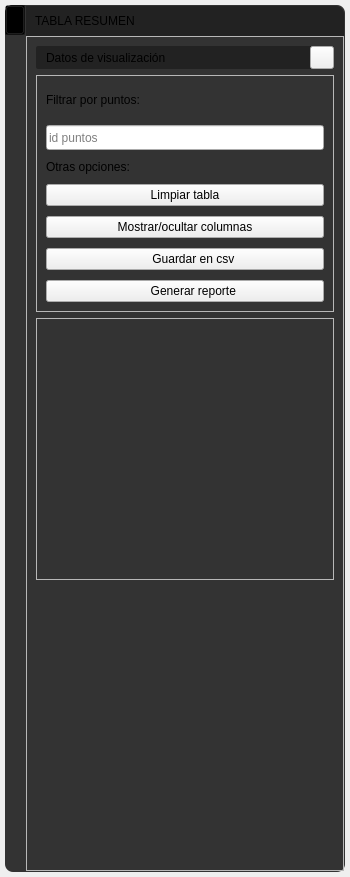
Before: the Qt Designer form app/ui/widget_result_menu_table.ui in edwinar13/MPM-UN, drawn with Qt 5.
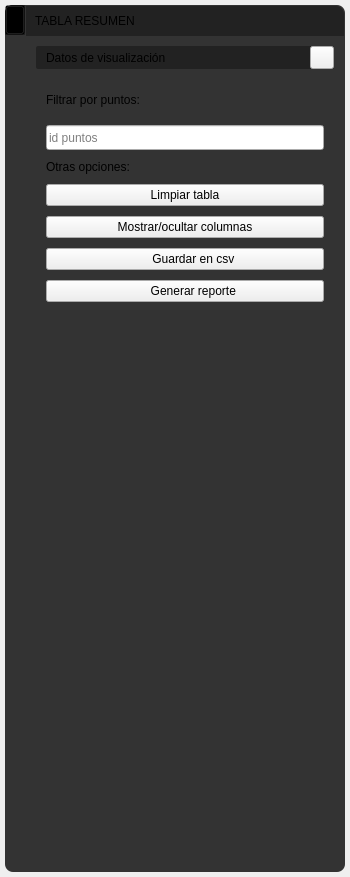
After: the same form once the commit is applied. Icons and pictures are not drawn.

Patch:
```diff
--- a/app/ui/widget_result_menu_table.ui
+++ b/app/ui/widget_result_menu_table.ui
@@ -77,6 +77,12 @@
 border-radius: 8px
 }
 
+QFrame#frame_info,
+QFrame#frame_ResultAnimation1,
+QFrame#frame_ResultAnimation3{
+background: transparent;
+}
+
 /*#################################################################*/
 /*####################       FRAME HIDE       ###########################*/
 /*#################################################################*/
```
Left out of the diff: 50 changed lines with no effect on the pictures.
